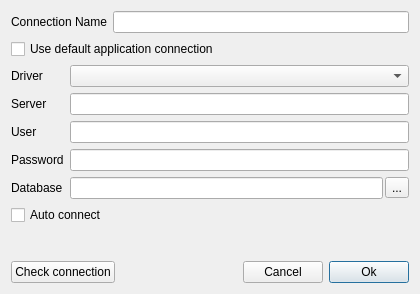
Before: the Qt Designer form limereport/databrowser/lrconnectiondialog.ui in fralx/LimeReport, drawn with Qt 5.
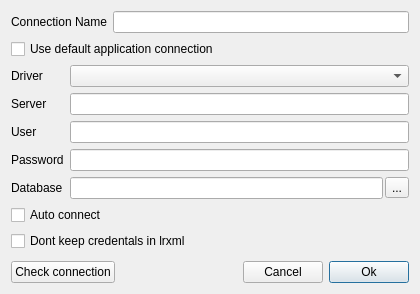
After: the same form once the commit is applied. Icons and pictures are not drawn.

Commit message: Database connections have been refactored keepDbCredentials property has been added to Connection setPassPharse(QString& passPharse) method has been added to ReportEngine IDbCredentialsProvider interface has been added registerDbCredentialsProvider(IDbCredentialsProvider *provider) has been added to IDataSourceManager

Diff of the .ui file:
```diff
--- a/limereport/databrowser/lrconnectiondialog.ui
+++ b/limereport/databrowser/lrconnectiondialog.ui
@@ -137,6 +137,13 @@
      </property>
     </widget>
    </item>
+   <item>
+    <widget class="QCheckBox" name="cbbKeepCredentials">
+     <property name="text">
+      <string>Dont keep credentals in lrxml</string>
+     </property>
+    </widget>
+   </item>
    <item>
     <spacer name="verticalSpacer">
      <property name="orientation">
```
The commit also changes 21 other files.
